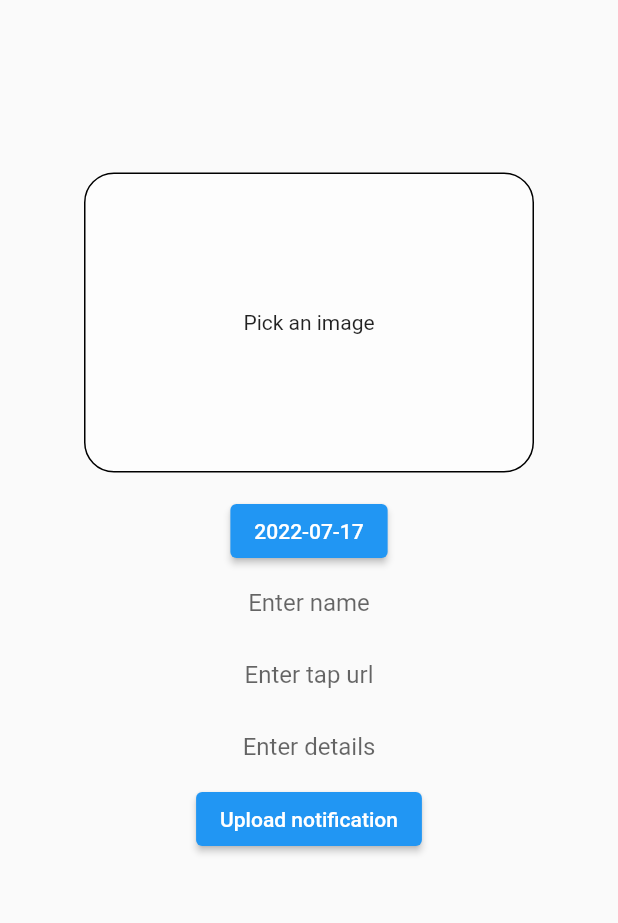
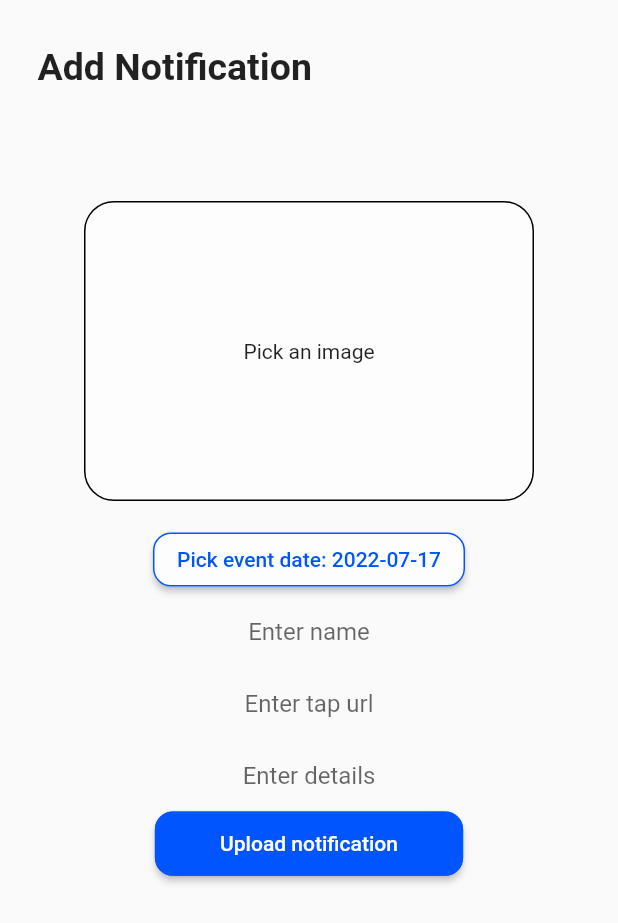
Before and after one commit to arunima-s/gecw-app, a Flutter app: the AddNotificationScreen screen opened directly with empty values, on a phone screen of 412 x 824 dp. Shown: the top 923 px of the screen. Run offline on Flutter 3.47's test engine with Material 2 defaults, Android fonts, the phone set to English and light mode, and no system bars; our stand-ins replace card_swiper, firebase_auth, firebase_core, firebase_database, firebase_messaging, firebase_storage and 6 more; missing offline and left inert: maps_launcher, web_scraper; accounts and stored records are empty.

Commit message:
Add notification UI changes.

```diff
--- a/gecwapp/lib/screens/addNotificationScreen.dart
+++ b/gecwapp/lib/screens/addNotificationScreen.dart
@@ -2,6 +2,7 @@ import 'dart:io';
 import 'package:firebase_auth/firebase_auth.dart';
 import 'package:firebase_database/firebase_database.dart';
 import 'package:gecwapp/Constants/strings.dart';
+import 'package:gecwapp/Constants/values.dart';
 import 'package:gecwapp/Models/calendar_datamodel.dart';
 import 'package:gecwapp/Models/notificationModel.dart';
 import 'package:gecwapp/customWidgets/overlayLoader.dart';
@@ -25,9 +26,11 @@ class _AddNotificationScreenState extends State<AddNotificationScreen> {
   TextEditingController tapUrlController = new TextEditingController();
   TextEditingController detailsController = new TextEditingController();
   TextEditingController nameController = new TextEditingController();
+  var screenSizes = [];
 
   @override
   Widget build(BuildContext context) {
+    screenSizes = GWValues().getScreenSizes;
     return Scaffold(
       body: SafeArea(
         child: Stack(
@@ -38,8 +41,15 @@ class _AddNotificationScreenState extends State<AddNotificationScreen> {
               // mainAxisAlignment: MainAxisAlignment.center,
               // crossAxisAlignment: CrossAxisAlignment.center,
               children: [
+                Padding(
+                  padding: const EdgeInsets.fromLTRB(25, 30, 0, 0),
+                  child: Text(
+                    "Add Notification",
+                    style: TextStyle(fontSize: 25, fontWeight: FontWeight.bold),
+                  ),
+                ),
                 SizedBox(
-                  height: 100,
+                  height: 60,
                 ),
                 GestureDetector(
                   child: Align(
@@ -56,7 +66,10 @@ class _AddNotificationScreenState extends State<AddNotificationScreen> {
                         ),
                         child: Center(
                           child: image != null
-                              ? Image.file(image!)
+                              ? Image.file(
+                                  image!,
+                                  fit: BoxFit.cover,
+                                )
                               : Text("Pick an image"),
                         )),
                   ),
@@ -67,11 +80,23 @@ class _AddNotificationScreenState extends State<AddNotificationScreen> {
                 Align(
                   alignment: Alignment.center,
                   child: ElevatedButton(
+                      style: ButtonStyle(
+                          // padding: MaterialStateProperty.a,
+                          foregroundColor: MaterialStateProperty.all<Color>(
+                              AppColors.primaryColor),
+                          backgroundColor: MaterialStateProperty.all<Color>(
+                              AppColors.systemWhite),
+                          shape:
+                              MaterialStateProperty.all<RoundedRectangleBorder>(
+                                  RoundedRectangleBorder(
+                                      borderRadius: BorderRadius.circular(12.0),
+                                      side: BorderSide(
+                                          color: AppColors.primaryColor)))),
                       onPressed: () {
                         _selectDate(context);
                       },
-                      child:
-                          Text(DateFormat('yyyy-MM-dd').format(selectedDate))),
+                      child: Text("Pick event date: " +
+                          DateFormat('yyyy-MM-dd').format(selectedDate))),
                 ),
                 TextField(
                   controller: nameController,
@@ -94,7 +119,22 @@ class _AddNotificationScreenState extends State<AddNotificationScreen> {
                 ),
                 Align(
                   alignment: Alignment.center,
+                  child: SizedBox(
+                    height: screenSizes[0] * 0.06,
+                    width: screenSizes[1] * 0.5,
                     child: ElevatedButton(
+                        style: ButtonStyle(
+                            // padding: MaterialStateProperty.a,
+                            foregroundColor: MaterialStateProperty.all<Color>(
+                                AppColors.systemWhite),
+                            backgroundColor: MaterialStateProperty.all<Color>(
+                                AppColors.primaryColor),
+                            shape: MaterialStateProperty.all<
+                                    RoundedRectangleBorder>(
+                                RoundedRectangleBorder(
+                                    borderRadius: BorderRadius.circular(12.0),
+                                    side: BorderSide(
+                                        color: AppColors.primaryColor)))),
                         onPressed: (() {
                           if (!tapUrlController.text.isEmpty &&
                               !detailsController.text.isEmpty) {
@@ -109,6 +149,7 @@ class _AddNotificationScreenState extends State<AddNotificationScreen> {
                           }
                         }),
                         child: Text("Upload notification")),
+                  ),
                 )
               ],
             ),
```
Lines whose indentation alone changed are shown as unchanged.
